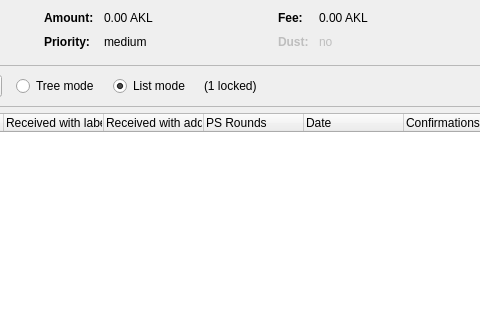
ZixCash/ZixCash, file src/qt/forms/coincontroldialog.ui: the form before one commit; both pictures show x 208 to 688 and y 0 to 320 of the 954 by 500 pixel window.
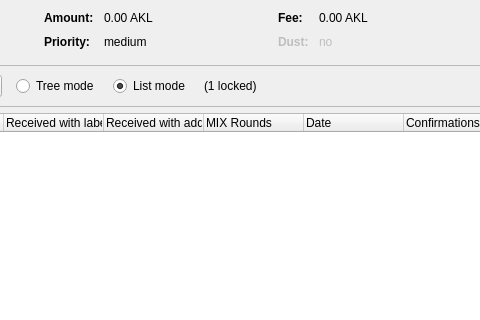
The form after the commit. Custom widgets are drawn as their Qt base class.

What changed in the file:
```diff
--- a/src/qt/forms/coincontroldialog.ui
+++ b/src/qt/forms/coincontroldialog.ui
@@ -477,7 +477,7 @@
      </column>
      <column>
       <property name="text">
-       <string>PS Rounds</string>
+       <string>MIX Rounds</string>
       </property>
      </column>
      <column>
```
